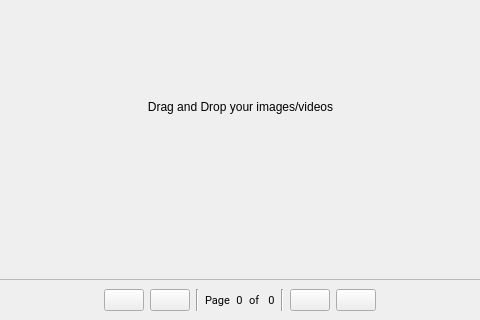
First picture: the form in view/widgets/gallery/base_gallery.ui, repository haruiz/CvStudio, before the edit; both pictures show x 114 to 594 and y 106 to 426 of the 709 by 426 pixel window.
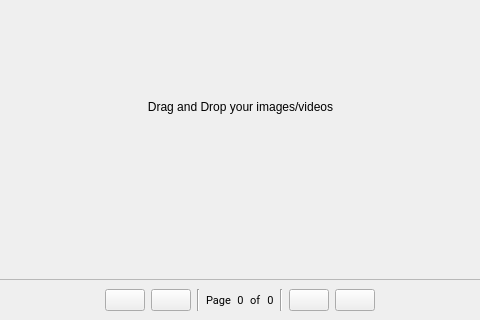
Second picture: the form after the edit. Icons and pictures are not drawn.

Diff of the .ui file:
```diff
--- a/view/widgets/gallery/base_gallery.ui
+++ b/view/widgets/gallery/base_gallery.ui
@@ -356,7 +356,7 @@
             </font>
            </property>
            <property name="text">
-            <string>of </string>
+                                                <string>of</string>
            </property>
            <property name="margin">
             <number>5</number>
```
Left out of the diff: 12 changed lines with no effect on the pictures. Lines whose indentation alone changed are shown as unchanged.
